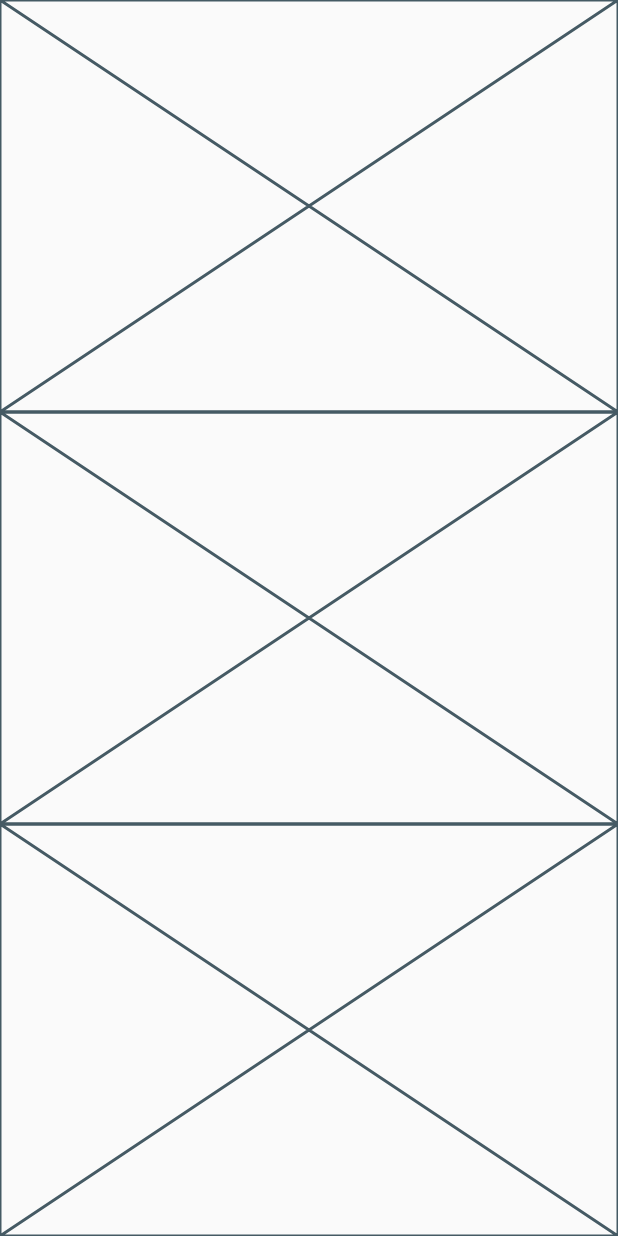
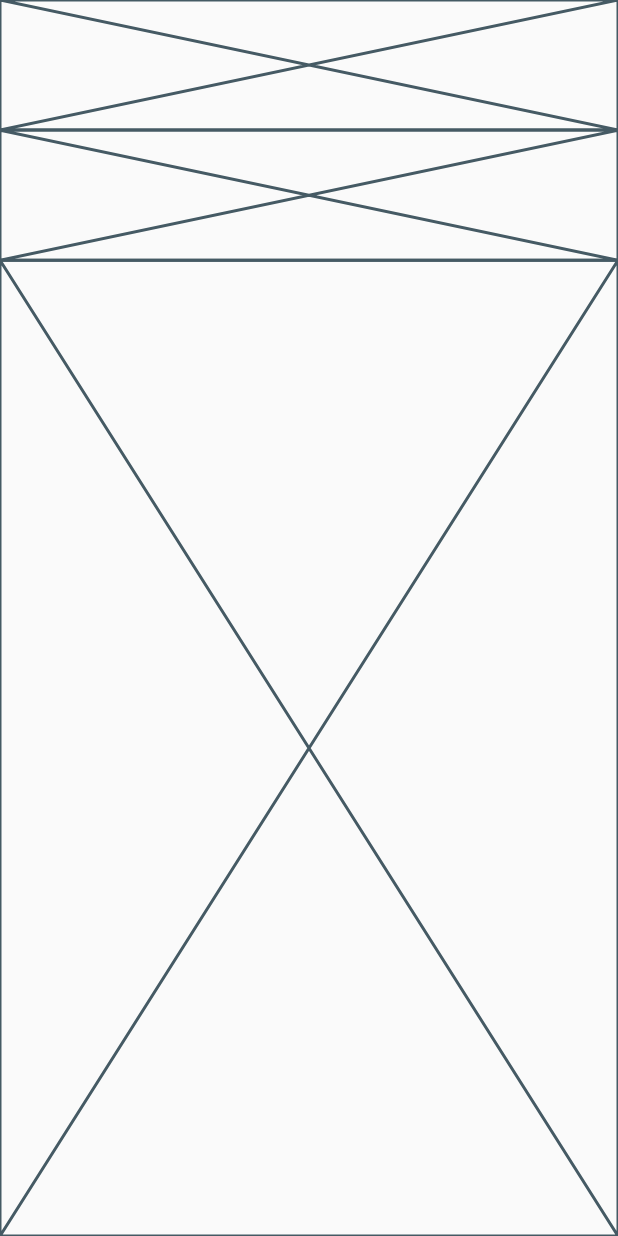
Before and after one commit to JAICHANGPARK/flutter_notebook_8th_story, a Flutter app: the screen it shows after launch, on a phone screen of 412 x 824 dp. Run offline on Flutter 3.47's test engine with Material 2 defaults, Android fonts, the phone set to English and light mode, and no system bars; our stand-ins replace badges, flutter_hooks, google_fonts, hooks_riverpod, state_notifier.

Commit message:
Update rental_main_page.dart

```diff
--- a/lib/ep585_rental_app/rental_main_page.dart
+++ b/lib/ep585_rental_app/rental_main_page.dart
@@ -13,12 +13,15 @@ class _RentalMainPageState extends State<RentalMainPage> {
       body: Column(
         children: [
           Expanded(
+            flex: 2,
             child: Placeholder(),
           ),
           Expanded(
+            flex: 2,
             child: Placeholder(),
           ),
           Expanded(
+            flex: 15,
             child: Placeholder(),
           )
         ],
```
